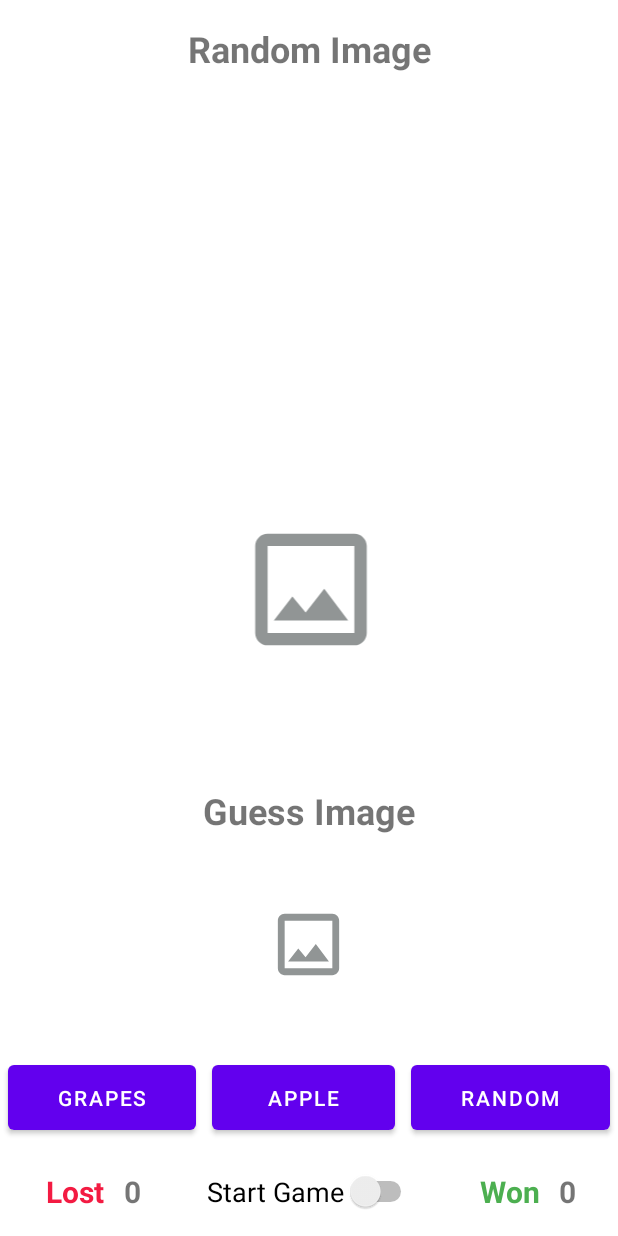
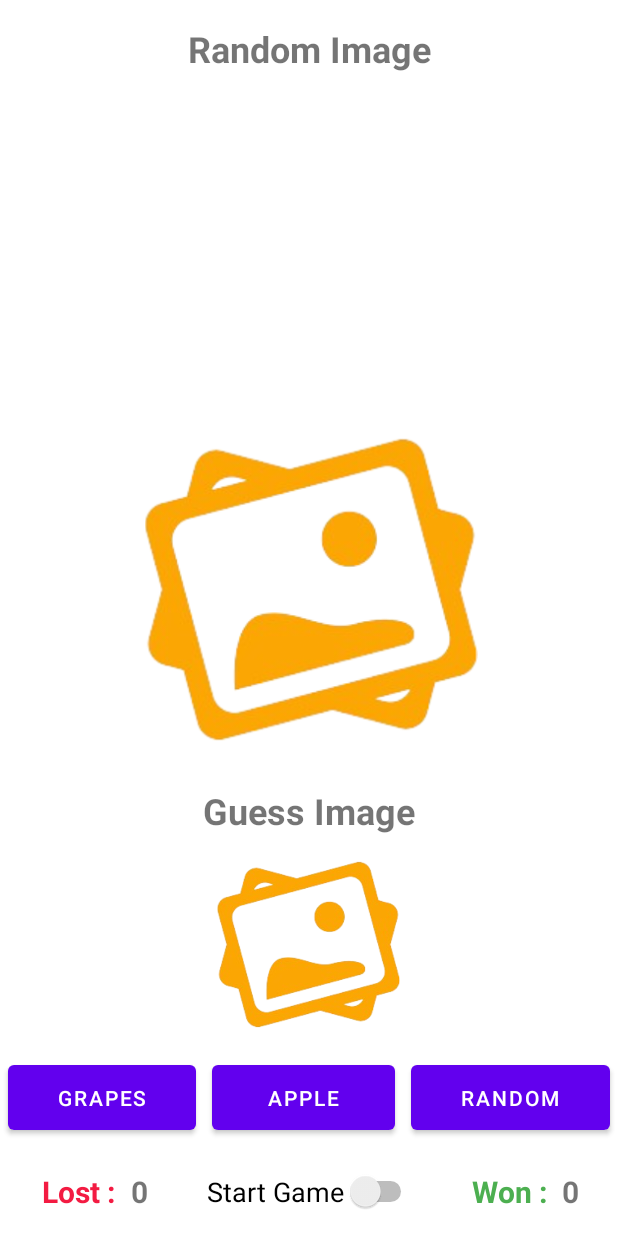
Before and after one commit to Manasseh-Ankrah/JuicyQuest, an Android app: the layout activity_main.xml on its own in the app's theme, with its tools: preview values and no code run, on a phone screen of 412 x 824 dp. Run offline under Robolectric (Android 15) with nearby library versions, the phone set to English and light mode, and no system bars.

Commit message:
Added images

```diff
--- a/app/src/main/java/com/example/fruitgame/MainActivity.kt
+++ b/app/src/main/java/com/example/fruitgame/MainActivity.kt
@@ -105,7 +105,8 @@ class MainActivity : AppCompatActivity() {
 
     private fun handleGameOutcome(it: View) {
         if (selectedGuessImage === selectedRandomImage) {
-            Snackbar.make(it, "Congratulations, you won!", Snackbar.LENGTH_SHORT).show()
+           var snack = Snackbar.make(it, "Congratulations, you won!", Snackbar.LENGTH_SHORT)
+            snack.show()
             wins++
             binding.wonCount.text = wins.toString()
         } else {
--- a/app/src/main/res/layout/activity_main.xml
+++ b/app/src/main/res/layout/activity_main.xml
@@ -71,7 +71,7 @@
         app:layout_constraintEnd_toEndOf="parent"
         app:layout_constraintHorizontal_bias="0.496"
         app:layout_constraintStart_toStartOf="parent"
-        app:srcCompat="@drawable/ic_pic_foreground" />
+        app:srcCompat="@drawable/bg2" />
 
     <ImageView
         android:id="@+id/imageRandom"
@@ -84,7 +84,7 @@
         app:layout_constraintStart_toStartOf="parent"
         app:layout_constraintTop_toBottomOf="@+id/textView2"
         app:layout_constraintVertical_bias="1.0"
-        app:srcCompat="@drawable/ic_pic_foreground" />
+        app:srcCompat="@drawable/bg2" />
 
     <TextView
         android:id="@+id/guessText"
@@ -124,7 +124,7 @@
             android:layout_width="wrap_content"
             android:layout_height="match_parent"
             android:layout_weight="1"
-            android:text="Lost"
+            android:text="Lost :"
             android:textAlignment="center"
             android:textColor="#F31B42"
             android:textSize="20sp"
@@ -154,7 +154,7 @@
             android:layout_width="wrap_content"
             android:layout_height="wrap_content"
             android:layout_weight="1"
-            android:text="Won"
+            android:text="Won :"
             android:textAlignment="textEnd"
             android:textColor="#4CAF50"
             android:textSize="20sp"
```
Also changed, not shown: app/src/main/res/drawable/bg.png (added), app/src/main/res/drawable/bg2.png (added), app/src/main/res/drawable/start.png (added).
